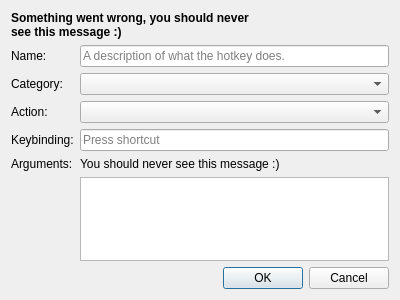
Above: src/widgets/dialogs/EditHotkeyDialog.ui from Chatterino/chatterino2 before the change. Below: the same form after it.
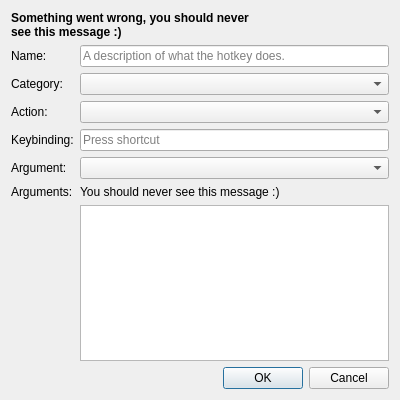
That is the form after the change.

```diff
--- a/src/widgets/dialogs/EditHotkeyDialog.ui
+++ b/src/widgets/dialogs/EditHotkeyDialog.ui
@@ -7,7 +7,7 @@
     <x>0</x>
     <y>0</y>
     <width>400</width>
-    <height>300</height>
+    <height>400</height>
    </rect>
   </property>
   <property name="windowTitle">
@@ -42,6 +42,9 @@
     <layout class="QFormLayout" name="formLayout">
      <item row="0" column="0">
       <widget class="QLabel" name="nameLabel">
+       <property name="toolTip">
+        <string>Set a name for the hotkey so you will be able to identify it later</string>
+       </property>
        <property name="text">
         <string>Name:</string>
        </property>
@@ -76,6 +79,9 @@
        </property>
       </widget>
      </item>
+     <item row="1" column="1">
+      <widget class="QComboBox" name="categoryPicker"/>
+     </item>
      <item row="2" column="0">
       <widget class="QLabel" name="actionLabel">
        <property name="text">
@@ -95,6 +101,9 @@
      </item>
      <item row="3" column="0">
       <widget class="QLabel" name="keyComboLabel">
+       <property name="toolTip">
+        <string>Pressing this keybinding will invoke the hotkey</string>
+       </property>
        <property name="text">
         <string>Keybinding:</string>
        </property>
@@ -107,6 +116,16 @@
       <widget class="QKeySequenceEdit" name="keyComboEdit"/>
      </item>
      <item row="4" column="0">
+      <widget class="QLabel" name="easyArgsLabel">
+       <property name="toolTip">
+        <string>You are not supposed to see this, please report this!</string>
+       </property>
+       <property name="text">
+        <string>Argument:</string>
+       </property>
+      </widget>
+     </item>
+     <item row="5" column="0">
       <widget class="QLabel" name="argumentsLabel">
        <property name="text">
         <string>Arguments:</string>
@@ -116,7 +135,7 @@
        </property>
       </widget>
      </item>
-     <item row="4" column="1">
+     <item row="5" column="1">
       <widget class="QLabel" name="argumentsDescription">
        <property name="text">
         <string>You should never see this message :)</string>
@@ -126,7 +145,7 @@
        </property>
       </widget>
      </item>
-     <item row="5" column="1">
+     <item row="6" column="1">
       <widget class="QPlainTextEdit" name="argumentsEdit">
        <property name="plainText">
         <string/>
@@ -136,8 +155,18 @@
        </property>
       </widget>
      </item>
-     <item row="1" column="1">
-      <widget class="QComboBox" name="categoryPicker"/>
+     <item row="4" column="1">
+      <widget class="QComboBox" name="easyArgsPicker">
+       <property name="sizePolicy">
+        <sizepolicy hsizetype="Minimum" vsizetype="Fixed">
+         <horstretch>0</horstretch>
+         <verstretch>0</verstretch>
+        </sizepolicy>
+       </property>
+       <property name="currentText">
+        <string/>
+       </property>
+      </widget>
      </item>
     </layout>
    </item>
```
Left out of the diff: 16 changed lines with no effect on the pictures.
